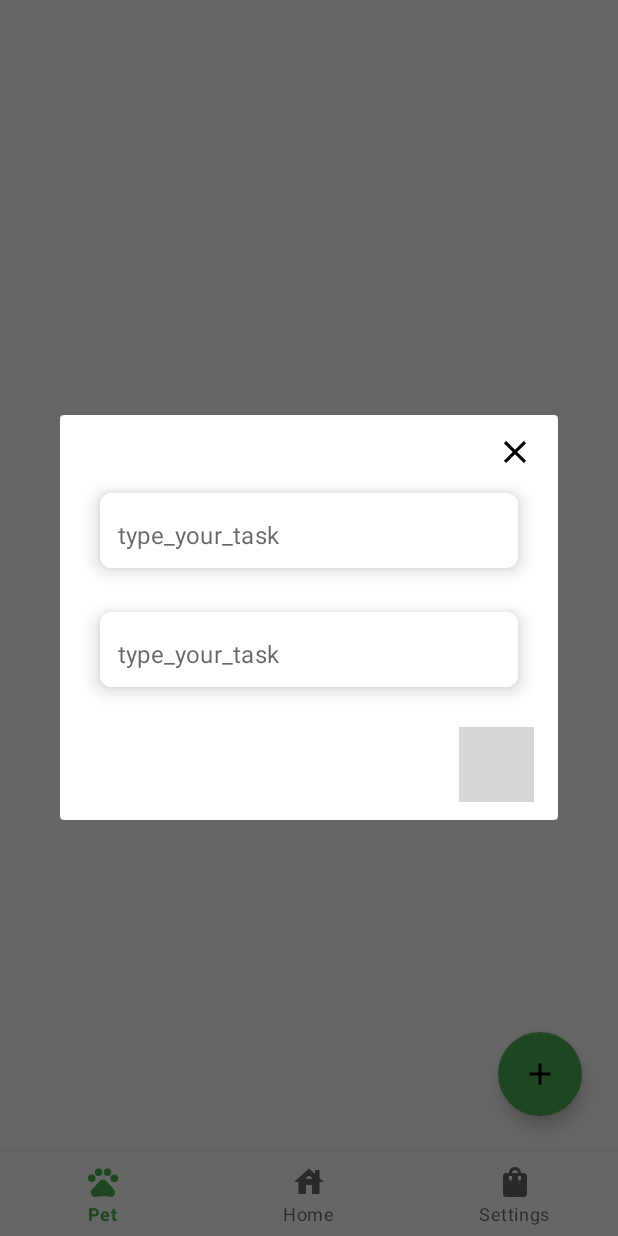
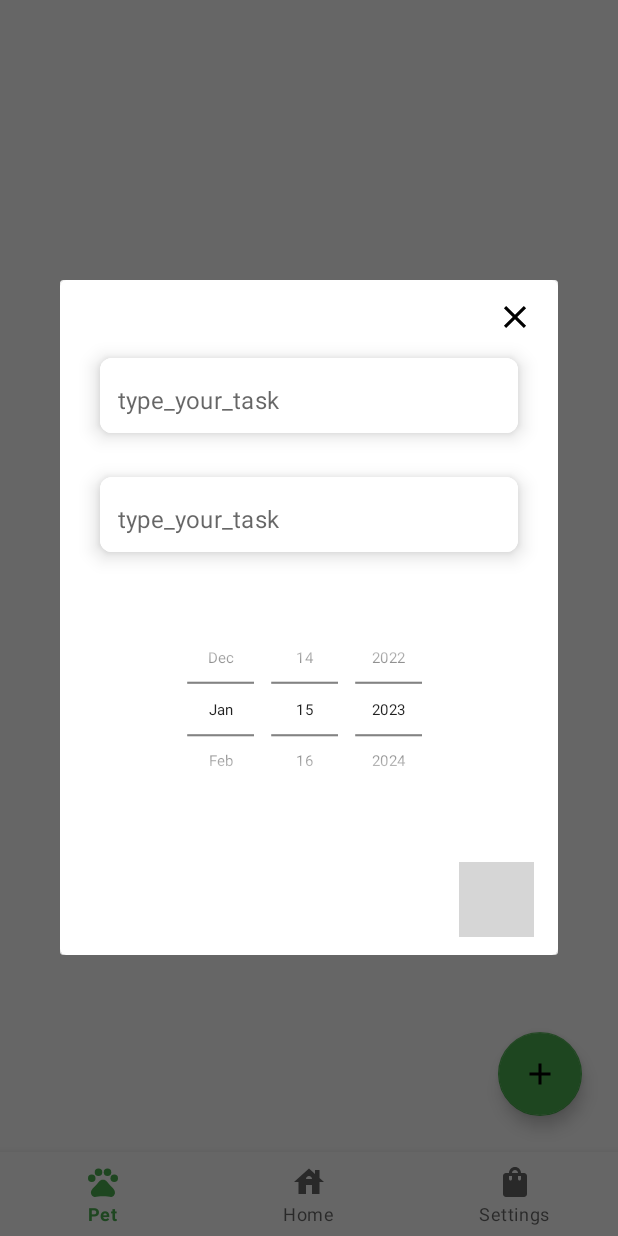
Before and after one commit to Marsiius/MyPet, an Android app: the fragment FragmentPopUpNotes placed in its activity, after a tap on an icon or button, on a phone screen of 412 x 824 dp. Run offline under Robolectric (Android 15) with nearby library versions, the phone set to English and light mode, and no system bars; our stand-ins replace Firebase (no records; nobody signed in at launch, a user with empty details on screens opened directly), navigation-ui; Roboto replaces fonts that are not available here; grey boxes are pictures that could not be loaded.

Commit message:
update noteFragment
add datePick in popUpFragments
update toDoAdapter
update notesFragment - Now we can view the title, date and body of the note.
update UI - First version of the recycle view item.

```diff
--- a/app/src/main/java/Notes/FragmentAddNotes.kt
+++ b/app/src/main/java/Notes/FragmentAddNotes.kt
@@ -42,7 +42,7 @@ class FragmentAddNotes : Fragment() {
     override fun onViewCreated(view: View, savedInstanceState: Bundle?) {
         super.onViewCreated(view, savedInstanceState)
 
-        initializeUI()
+        //initializeUI()
 
         addNoteButton.setOnClickListener{
 
@@ -70,11 +70,11 @@ class FragmentAddNotes : Fragment() {
         //FirebaseRealtimeDBHelper.dbRefNote.setValue(note)
     }
 
-    private fun initializeUI(){
+    /*private fun initializeUI(){
         database = Firebase.database
         firebaseUser = FirebaseAuth.getInstance().currentUser!!
         email = firebaseUser.email.toString()
         uId = firebaseUser.uid
-    }
+    }*/
 
 }
--- a/app/src/main/java/Notes/FragmentPopUpNotes.kt
+++ b/app/src/main/java/Notes/FragmentPopUpNotes.kt
@@ -1,22 +1,38 @@
 package Notes
 
+import android.os.Build
 import android.os.Bundle
+import android.util.Log
 import androidx.fragment.app.Fragment
 import android.view.LayoutInflater
 import android.view.View
 import android.view.ViewGroup
+import android.widget.DatePicker
 import android.widget.TextView
 import android.widget.Toast
+import androidx.annotation.RequiresApi
+import androidx.core.view.get
 import androidx.fragment.app.DialogFragment
 import com.google.android.material.textfield.TextInputEditText
 import it.pdm.app.R
 import it.pdm.app.databinding.FragmentPopUpNotesBinding
+import kotlinx.android.synthetic.main.fragment_pop_up_notes.*
+import java.text.SimpleDateFormat
+import java.time.LocalDate
+import java.time.Year
+import java.util.*
 
 
 class FragmentPopUpNotes : DialogFragment() {
 
     private lateinit var binding: FragmentPopUpNotesBinding
     private var listener: OnDialogNextBtnClickListener? = null
+    @RequiresApi(Build.VERSION_CODES.O)
+    val currentDate = LocalDate.now()
+    var selectedDate = ""
+    val date1 = Calendar.getInstance()
+    val date2 = Calendar.getInstance()
+    val dateFormat = SimpleDateFormat("yyyy-MM-dd", Locale.getDefault())
 
     fun setListener(listener: OnDialogNextBtnClickListener){
         this.listener = listener
@@ -28,23 +44,73 @@ class FragmentPopUpNotes : DialogFragment() {
     ): View? {
         // Inflate the layout for this fragment
         binding = FragmentPopUpNotesBinding.inflate(inflater, container, false)
+
+        /*val datePick = binding.dataPicker
+        val calendar = Calendar.getInstance()
+        datePick.init(
+            calendar.get(Calendar.YEAR),
+            calendar.get(Calendar.MONTH),
+            calendar.get(Calendar.DAY_OF_MONTH)
+        ) { view, year, monthOfYear, dayOfMonth ->
+            // Do something with the selected date
+            selectedDate = "$dayOfMonth-${monthOfYear + 1}-$year"
+            Log.d("Selected Date", selectedDate)
+
+            //date1.set(year, monthOfYear, dayOfMonth)
+            Log.d("date1", date1.toString())
+        }*/
+
         return binding.root
     }
 
+    @RequiresApi(Build.VERSION_CODES.O)
     override fun onViewCreated(view: View, savedInstanceState: Bundle?) {
         super.onViewCreated(view, savedInstanceState)
 
         registerEvents()
     }
 
+    @RequiresApi(Build.VERSION_CODES.O)
     private fun registerEvents(){
         binding.popUpNext.setOnClickListener{
             val noteTask = binding.tvNote.text.toString()
-            if (noteTask.isNotEmpty()){
-                listener?.onSaveTask(noteTask, binding.tvNote)
+            val bodyTask = binding.tvNoteBody.text.toString()
+
+            //
+            date1.set(data_picker.year, data_picker.month, data_picker.dayOfMonth)
+            if (date1.before(date2)) {
+                Log.d("La Data", "Selezionata è prima di quella corrente")
+                //aggiungere al firebase
+            }else if(date1.after(date2)){
+                Log.d("La Data", "Selezionata è dopo quella corrente")
             }else{
-                Toast.makeText(context, "Non puoi lasciare vuoto", Toast.LENGTH_SHORT).show()
+                Log.d("La Data", "Selezionata è la stessa di quella corrente")
+                //aggiungere al firebase
             }
+            //
+
+            val dataSelezionata = dateFormat.format(date1.time) //trasforma in stringa la data con il suo formato yyyy-mm-dd
+            if(noteTask.isNotEmpty()){
+                listener?.onSaveTask(noteTask, binding.tvNote, dataSelezionata, bodyTask, binding.tvNoteBody) //noteTask è la stringa che viene presa dal tvNote -------------------------------------------------------
+            }else{
+                Toast.makeText(context, "Non puoi lasciare il campo vuoto", Toast.LENGTH_SHORT).show()
+            }
+
+
+
+            /*if (noteTask.isNotEmpty()){
+                if(selectedDate.after(currentDate)){
+                    listener?.onSaveTask(noteTask, binding.tvNote)
+                }else{
+                    Log.d("datePick", selectedDate)
+                    Log.d("datePick", currentDate.toString())
+                    Toast.makeText(context, "Non puoi ricordarti cose passate", Toast.LENGTH_SHORT).show()
+                }
+            }else{
+                Log.d("data", currentDate.toString())
+                Toast.makeText(context, "Non puoi lasciare il campo vuoto", Toast.LENGTH_SHORT).show()
+
+            }*/
 
             binding.popUpClose.setOnClickListener{
                  dismiss()
@@ -53,7 +119,7 @@ class FragmentPopUpNotes : DialogFragment() {
     }
 
     interface OnDialogNextBtnClickListener{
-        fun onSaveTask(note : String, tvNote: TextInputEditText)
+        fun onSaveTask(note : String, tvNote: TextInputEditText, date: String, body : String, tvNoteBody : TextInputEditText)
     }
 
 }
--- a/app/src/main/res/layout/fragment_pop_up_notes.xml
+++ b/app/src/main/res/layout/fragment_pop_up_notes.xml
@@ -88,6 +88,30 @@
 
         </com.google.android.material.card.MaterialCardView>
 
+        <LinearLayout
+            android:id="@+id/linear_layout"
+            android:layout_width="match_parent"
+            android:layout_height="180dp"
+            app:layout_constraintEnd_toEndOf="parent"
+            app:layout_constraintStart_toStartOf="parent"
+            app:layout_constraintTop_toBottomOf="@+id/cardView2"
+            android:layout_marginHorizontal="0dp">
+
+            <DatePicker
+                android:id="@+id/data_picker"
+                android:layout_width="0dp"
+                android:layout_weight="1"
+                android:layout_height="wrap_content"
+                android:datePickerMode="spinner"
+                android:calendarViewShown="false"
+                android:elevation="8dp"
+                android:scaleY="0.7"
+                android:scaleX="0.7"
+                />
+
+        </LinearLayout>
+
+
         <ImageView
             android:id="@+id/popUpNext"
             android:layout_width="50dp"
@@ -95,7 +119,7 @@
             android:src="@drawable/ic_arrow_right"
             app:layout_constraintBottom_toBottomOf="parent"
             android:layout_marginBottom="12dp"
-            app:layout_constraintTop_toBottomOf="@+id/cardView2"
+            app:layout_constraintTop_toBottomOf="@+id/linear_layout"
             app:layout_constraintEnd_toEndOf="@+id/cardView2"
             android:layout_marginTop="12dp"/>
     </androidx.constraintlayout.widget.ConstraintLayout>
```
Also changed, not shown: app/src/main/java/Notes/Note.kt (+6 -1 lines), app/src/main/java/Notes/NotesFragment.kt (+25 -4 lines), app/src/main/java/Notes/ToDoAdapter.kt (+3 -4 lines), app/src/main/res/layout/item_recycleview.xml (+73 -18 lines).
